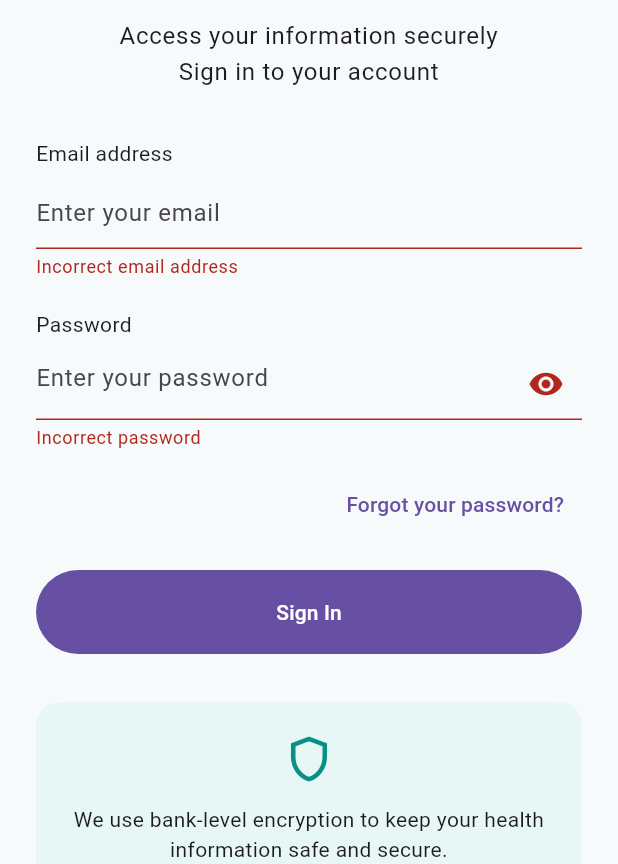
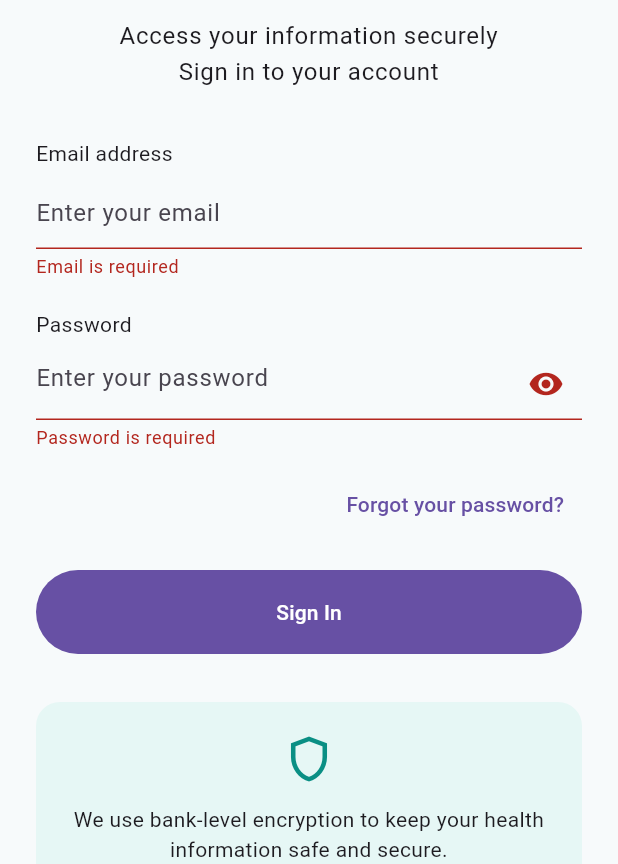
Before and after one commit to SWEN-661-Team-2/team_2_project, a Flutter app: the screen it shows after launch, after a tap on the "settings" icon, after a tap on "Sign In", on a phone screen of 412 x 824 dp, the part 372-1236 px from its top. Run offline on Flutter 3.47's test engine with Material 3 defaults, Android fonts, the phone set to English and light mode, and no system bars; our stand-ins replace image_picker, shared_preferences.

Commit message:
Allow any non-empty login credentials and fix login tests

```diff
--- a/apps/flutter/lib/features/auth/login_screen.dart
+++ b/apps/flutter/lib/features/auth/login_screen.dart
@@ -18,6 +18,13 @@ class _LoginScreenState extends State<LoginScreen> {
 
   bool _emailError = false;
   bool _passwordError = false;
+
+  @override
+  void dispose() {
+    _emailController.dispose();
+    _passwordController.dispose();
+    super.dispose();
+  }
 
   void _login() {
     final email = _emailController.text.trim();
@@ -86,7 +93,7 @@ class _LoginScreenState extends State<LoginScreen> {
                 },
                 decoration: InputDecoration(
                   hintText: 'Enter your email',
-                  errorText: _emailError ? 'Incorrect email address' : null,
+                  errorText: _emailError ? 'Email is required' : null,
                 ),
               ),
 
@@ -106,12 +113,10 @@ class _LoginScreenState extends State<LoginScreen> {
                 },
                 decoration: InputDecoration(
                   hintText: 'Enter your password',
-                  errorText: _passwordError ? 'Incorrect password' : null,
+                  errorText: _passwordError ? 'Password is required' : null,
                   suffixIcon: IconButton(
                     icon: Icon(
-                      _showPassword
-                          ? Icons.visibility_off
-                          : Icons.visibility,
+                      _showPassword ? Icons.visibility_off : Icons.visibility,
                     ),
                     onPressed: () {
                       setState(() => _showPassword = !_showPassword);
@@ -150,10 +155,9 @@ class _LoginScreenState extends State<LoginScreen> {
                   color: const Color(0xFFE6F7F5),
                   borderRadius: BorderRadius.circular(16),
                 ),
-                child: Column(
-                  children: const [
-                    Icon(Icons.shield_outlined,
-                        size: 36, color: Color(0xFF0A8F84)),
+                child: const Column(
+                  children: [
+                    Icon(Icons.shield_outlined, size: 36, color: Color(0xFF0A8F84)),
                     SizedBox(height: 12),
                     Text(
                       'We use bank-level encryption to keep your health information safe and secure.',
```
Also changed, not shown: 1 other file.
